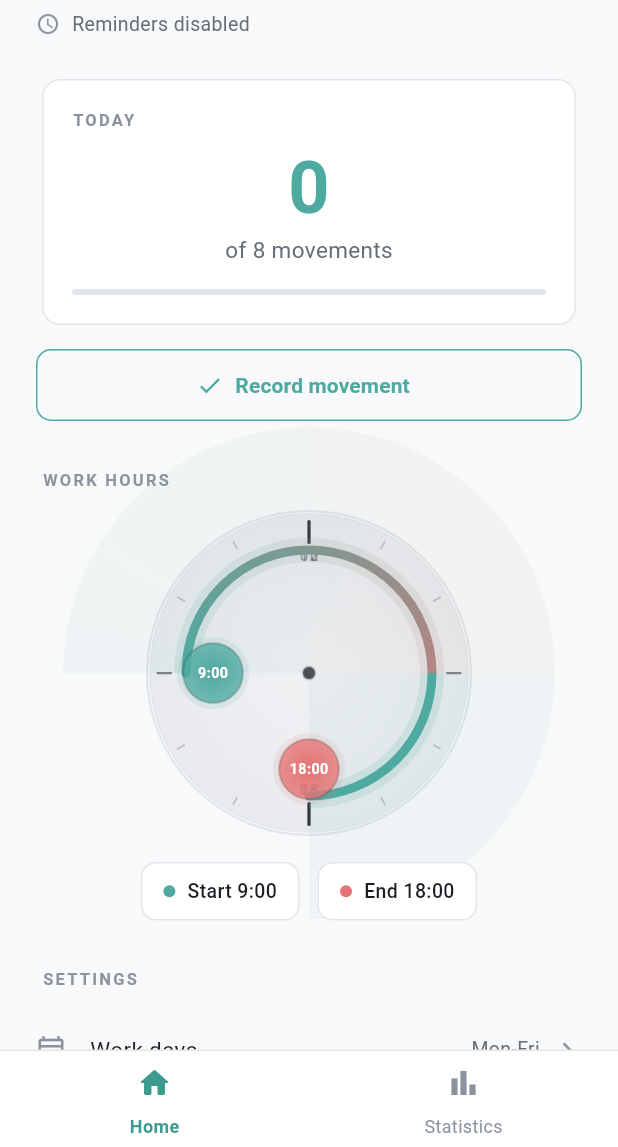
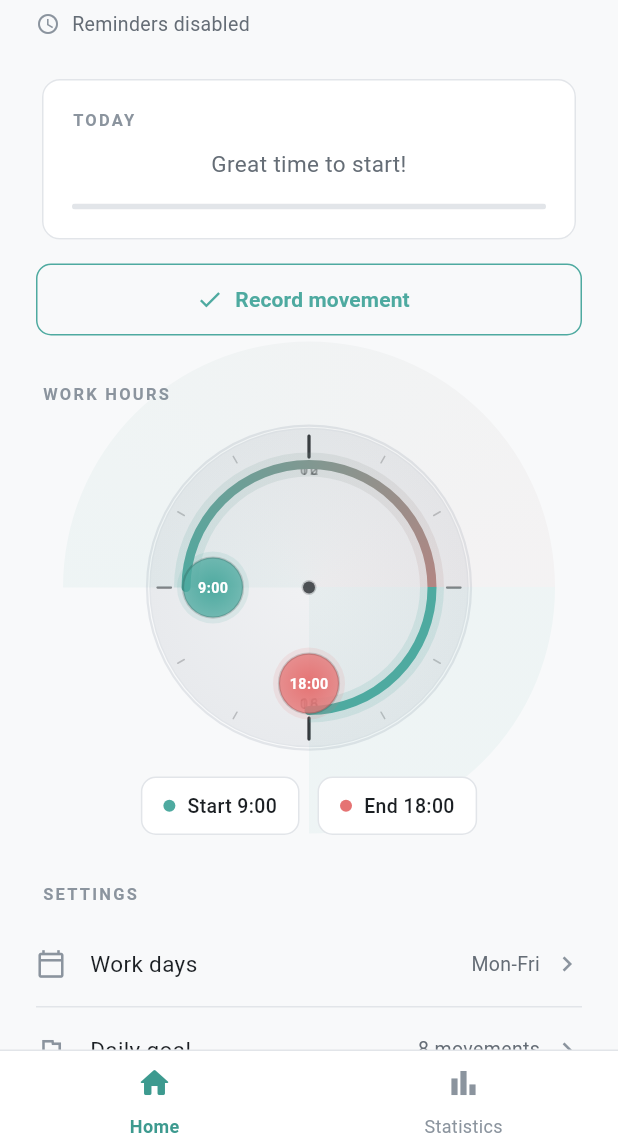
Before and after one commit to bazha/hourly-reminder, a Flutter app: the screen it shows after launch, on a phone screen of 412 x 824 dp, the part 89-1236 px from its top. Run offline on Flutter 3.47's test engine with Material 3 defaults, Android fonts, the phone set to English and light mode, and no system bars; our stand-ins replace fl_chart, flutter_local_notifications, shared_preferences, timezone.

Commit message:
Show motivational text instead of 0 when no movements today
Replace demotivating big "0" with encouraging message when user
has no movements yet today.

ru: Самое время начать!
en: Great time to start!
be: Самы час пачаць!

```diff
--- a/lib/l10n/app_be.arb
+++ b/lib/l10n/app_be.arb
@@ -15,6 +15,7 @@
   "nextReminderOnDay": "Наступнае ў {dayName} ў {time}",
 
   "todayLabel": "СЁННЯ",
+  "goalZeroMotivation": "Самы час пачаць!",
   "goalProgressText": "з {goal} разминак",
   "recordMovement": "Запiсаць разминку",
   "movementRecorded": "Запiсана! Таймер скiнуты",
--- a/lib/l10n/app_en.arb
+++ b/lib/l10n/app_en.arb
@@ -15,6 +15,7 @@
   "nextReminderOnDay": "Next on {dayName} at {time}",
 
   "todayLabel": "TODAY",
+  "goalZeroMotivation": "Great time to start!",
   "goalProgressText": "of {goal} movements",
   "recordMovement": "Record movement",
   "movementRecorded": "Recorded! Timer reset",
--- a/lib/l10n/app_localizations.dart
+++ b/lib/l10n/app_localizations.dart
@@ -165,6 +165,12 @@ abstract class AppLocalizations {
   /// In ru, this message translates to:
   /// **'СЕГОДНЯ'**
   String get todayLabel;
+
+  /// No description provided for @goalZeroMotivation.
+  ///
+  /// In ru, this message translates to:
+  /// **'Самое время начать!'**
+  String get goalZeroMotivation;
 
   /// No description provided for @goalProgressText.
   ///
--- a/lib/l10n/app_localizations_be.dart
+++ b/lib/l10n/app_localizations_be.dart
@@ -46,6 +46,9 @@ class AppLocalizationsBe extends AppLocalizations {
 
   @override
   String get todayLabel => 'СЁННЯ';
+
+  @override
+  String get goalZeroMotivation => 'Самы час пачаць!';
 
   @override
   String goalProgressText(int goal) {
--- a/lib/l10n/app_localizations_en.dart
+++ b/lib/l10n/app_localizations_en.dart
@@ -46,6 +46,9 @@ class AppLocalizationsEn extends AppLocalizations {
 
   @override
   String get todayLabel => 'TODAY';
+
+  @override
+  String get goalZeroMotivation => 'Great time to start!';
 
   @override
   String goalProgressText(int goal) {
--- a/lib/l10n/app_localizations_ru.dart
+++ b/lib/l10n/app_localizations_ru.dart
@@ -46,6 +46,9 @@ class AppLocalizationsRu extends AppLocalizations {
 
   @override
   String get todayLabel => 'СЕГОДНЯ';
+
+  @override
+  String get goalZeroMotivation => 'Самое время начать!';
 
   @override
   String goalProgressText(int goal) {
--- a/lib/l10n/app_ru.arb
+++ b/lib/l10n/app_ru.arb
@@ -18,6 +18,7 @@
   "@nextReminderOnDay": { "placeholders": { "dayName": { "type": "String" }, "time": { "type": "String" } } },
 
   "todayLabel": "СЕГОДНЯ",
+  "goalZeroMotivation": "Самое время начать!",
   "goalProgressText": "из {goal} разминок",
   "@goalProgressText": { "placeholders": { "goal": { "type": "int" } } },
   "recordMovement": "Записать разминку",
--- a/lib/screens/home_screen.dart
+++ b/lib/screens/home_screen.dart
@@ -343,10 +343,21 @@ class _GoalProgress extends StatelessWidget {
               ),
             ),
             const SizedBox(height: 8),
+            if (current == 0)
+              Text(
+                l10n.goalZeroMotivation,
+                style: AppTypography.body.copyWith(
+                  color: colors.textSecondary,
+                ),
+                textAlign: TextAlign.center,
+              )
+            else ...[
               Text(
                 '$current',
                 style: AppTypography.statLarge.copyWith(
-                color: isComplete ? AppColors.startColor : AppColors.primary,
+                  color: isComplete
+                      ? AppColors.startColor
+                      : AppColors.primary,
                 ),
               ),
               const SizedBox(height: 4),
@@ -354,6 +365,7 @@ class _GoalProgress extends StatelessWidget {
                 l10n.goalProgressText(goal),
                 style: AppTypography.body.copyWith(color: colors.textSecondary),
               ),
+            ],
             const SizedBox(height: 16),
             ClipRRect(
               borderRadius: BorderRadius.circular(2),
```
Lines whose indentation alone changed are shown as unchanged.
